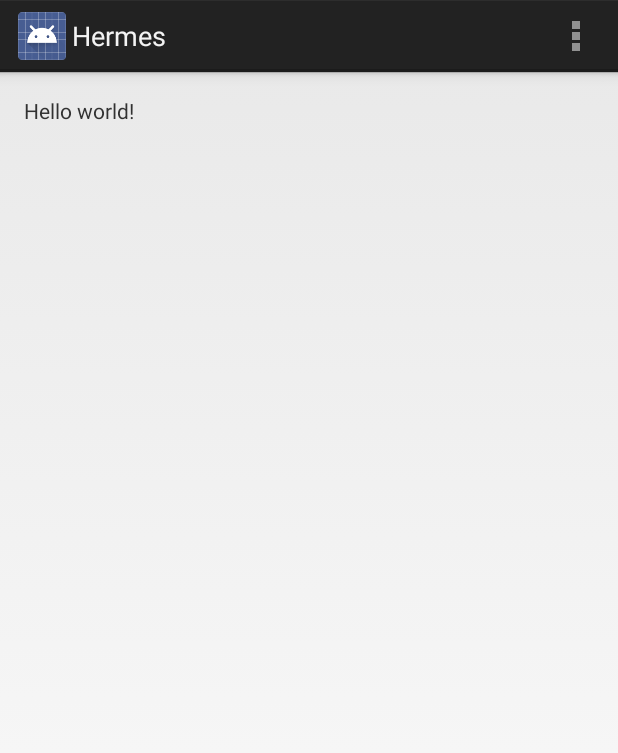
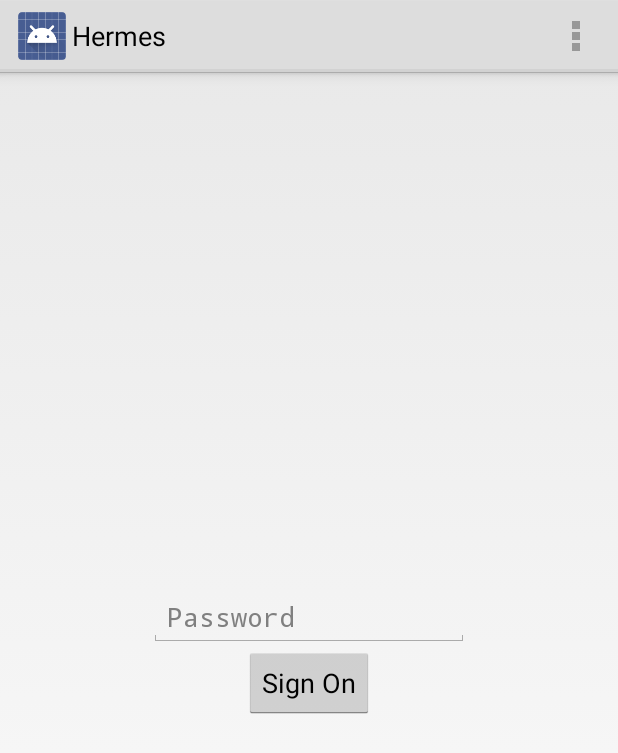
Before and after one commit to alanwgeorge/hermes-im, an Android app: the screen it shows after launch (MainActivity), on a phone screen of 412 x 824 dp. Shown: the top 753 px of the screen. Run offline under Robolectric (Android 15) with nearby library versions, the phone set to English and light mode, and no system bars.

Commit message:
added signon screen and sync

```diff
--- a/app/build.gradle
+++ b/app/build.gradle
@@ -5,7 +5,7 @@ android {
     buildToolsVersion "20.0.0"
 
     defaultConfig {
-        applicationId "com.alangeorge.android.hermes.hermes"
+        applicationId "com.alangeorge.android.hermes"
         minSdkVersion 16
         targetSdkVersion 20
         versionCode 1
@@ -21,4 +21,7 @@ android {
 
 dependencies {
     compile fileTree(dir: 'libs', include: ['*.jar'])
+    compile 'com.google.zxing:core:3.0.0'
+    compile 'com.android.support:support-v4:20.0.0'
+    compile 'com.google.android.gms:play-services:5.0.89'
 }
--- a/app/src/main/AndroidManifest.xml
+++ b/app/src/main/AndroidManifest.xml
@@ -1,6 +1,6 @@
 <?xml version="1.0" encoding="utf-8"?>
 <manifest xmlns:android="http://schemas.android.com/apk/res/android"
-    package="com.alangeorge.android.hermes.hermes" >
+    package="com.alangeorge.android.hermes" >
 
     <application
         android:allowBackup="true"
--- /dev/null
+++ b/app/src/main/java/com/alangeorge/android/hermes/MainActivity.java
@@ -0,0 +1,61 @@
+package com.alangeorge.android.hermes;
+
+import android.os.Bundle;
+import android.support.v4.app.Fragment;
+import android.support.v4.app.FragmentActivity;
+import android.view.LayoutInflater;
+import android.view.Menu;
+import android.view.MenuItem;
+import android.view.View;
+import android.view.ViewGroup;
+
+public class MainActivity extends FragmentActivity {
+
+    @Override
+    protected void onCreate(Bundle savedInstanceState) {
+        super.onCreate(savedInstanceState);
+        setContentView(R.layout.activity_main);
+        if (savedInstanceState == null) {
+            getSupportFragmentManager().beginTransaction()
+                    .add(R.id.container, new SignOnFragment())
+                    .commit();
+        }
+    }
+
+
+    @Override
+    public boolean onCreateOptionsMenu(Menu menu) {
+        // Inflate the menu; this adds items to the action bar if it is present.
+        getMenuInflater().inflate(R.menu.main, menu);
+        return true;
+    }
+
+    @Override
+    public boolean onOptionsItemSelected(MenuItem item) {
+        // Handle action bar item clicks here. The action bar will
+        // automatically handle clicks on the Home/Up button, so long
+        // as you specify a parent activity in AndroidManifest.xml.
+        int id = item.getItemId();
+        //noinspection SimplifiableIfStatement
+        if (id == R.id.action_settings) {
+            return true;
+        }
+        return super.onOptionsItemSelected(item);
+    }
+
+    /**
+     * A placeholder fragment containing a simple view.
+     */
+    public static class PlaceholderFragment extends Fragment {
+
+        public PlaceholderFragment() {
+        }
+
+        @Override
+        public View onCreateView(LayoutInflater inflater, ViewGroup container,
+                                 Bundle savedInstanceState) {
+            @SuppressWarnings("UnnecessaryLocalVariable") View rootView = inflater.inflate(R.layout.fragment_main, container, false);
+            return rootView;
+        }
+    }
+}
--- /dev/null
+++ b/app/src/main/java/com/alangeorge/android/hermes/SignOnFragment.java
@@ -0,0 +1,34 @@
+package com.alangeorge.android.hermes;
+
+
+
+import android.os.Bundle;
+import android.support.v4.app.Fragment;
+import android.view.LayoutInflater;
+import android.view.View;
+import android.view.ViewGroup;
+
+/**
+ *
+ */
+public class SignOnFragment extends Fragment {
+
+    public SignOnFragment() {
+        // Required empty public constructor
+    }
+
+
+    @Override
+    public View onCreateView(LayoutInflater inflater, ViewGroup container, Bundle savedInstanceState) {
+        // Inflate the layout for this fragment
+        @SuppressWarnings("UnnecessaryLocalVariable") View view = inflater.inflate(R.layout.fragment_sign_on, container, false);
+
+        return view;
+    }
+
+
+    @Override
+    public void onResume() {
+        super.onResume();
+    }
+}
--- /dev/null
+++ b/app/src/main/res/layout/fragment_sign_on.xml
@@ -0,0 +1,27 @@
+<LinearLayout xmlns:android="http://schemas.android.com/apk/res/android"
+    xmlns:tools="http://schemas.android.com/tools"
+    android:layout_width="match_parent"
+    android:layout_height="match_parent"
+    tools:context=".SignOnFragment"
+    android:orientation="vertical"
+    android:gravity="center_vertical">
+
+
+    <EditText
+        android:layout_width="wrap_content"
+        android:layout_height="wrap_content"
+        android:inputType="textPassword"
+        android:ems="10"
+        android:id="@+id/editText"
+        android:layout_gravity="center"
+        android:autoText="false"
+        android:hint="Password"
+        />
+
+    <Button
+        android:layout_width="wrap_content"
+        android:layout_height="wrap_content"
+        android:text="Sign On"
+        android:id="@+id/button_signOn"
+        android:layout_gravity="center"/>
+</LinearLayout>
--- a/app/src/main/res/values/styles.xml
+++ b/app/src/main/res/values/styles.xml
@@ -1,7 +1,7 @@
 <resources>
 
     <!-- Base application theme. -->
-    <style name="AppTheme" parent="android:Theme.Holo.Light.DarkActionBar">
+    <style name="AppTheme" parent="android:Theme.Holo.Light">
         <!-- Customize your theme here. -->
     </style>
 
--- a/build.gradle
+++ b/build.gradle
@@ -2,7 +2,7 @@
 
 buildscript {
     repositories {
-        jcenter()
+        mavenCentral()
     }
     dependencies {
         classpath 'com.android.tools.build:gradle:0.12.+'
@@ -14,6 +14,6 @@ buildscript {
 
 allprojects {
     repositories {
-        jcenter()
+        mavenCentral()
     }
 }
```
Also changed, not shown: app/src/main/ic_launcher-web.png (added), app/src/main/res/drawable-hdpi/ic_launcher.png, app/src/main/res/drawable-mdpi/ic_launcher.png, app/src/main/res/drawable-xhdpi/ic_launcher.png, app/src/main/res/drawable-xxhdpi/ic_launcher.png.
